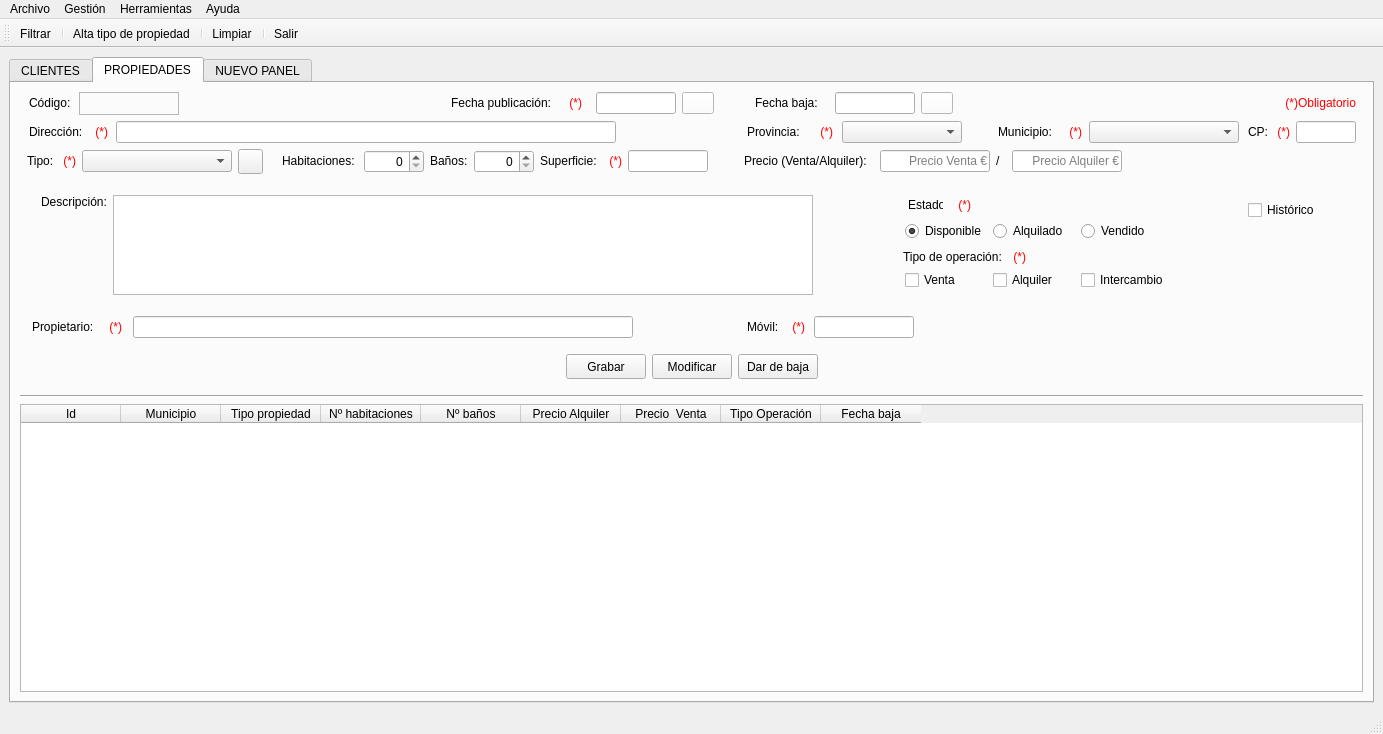
Above: templates/venPrincipal.ui from yelkov/ProyectoDI before the change. Below: the same form after it.
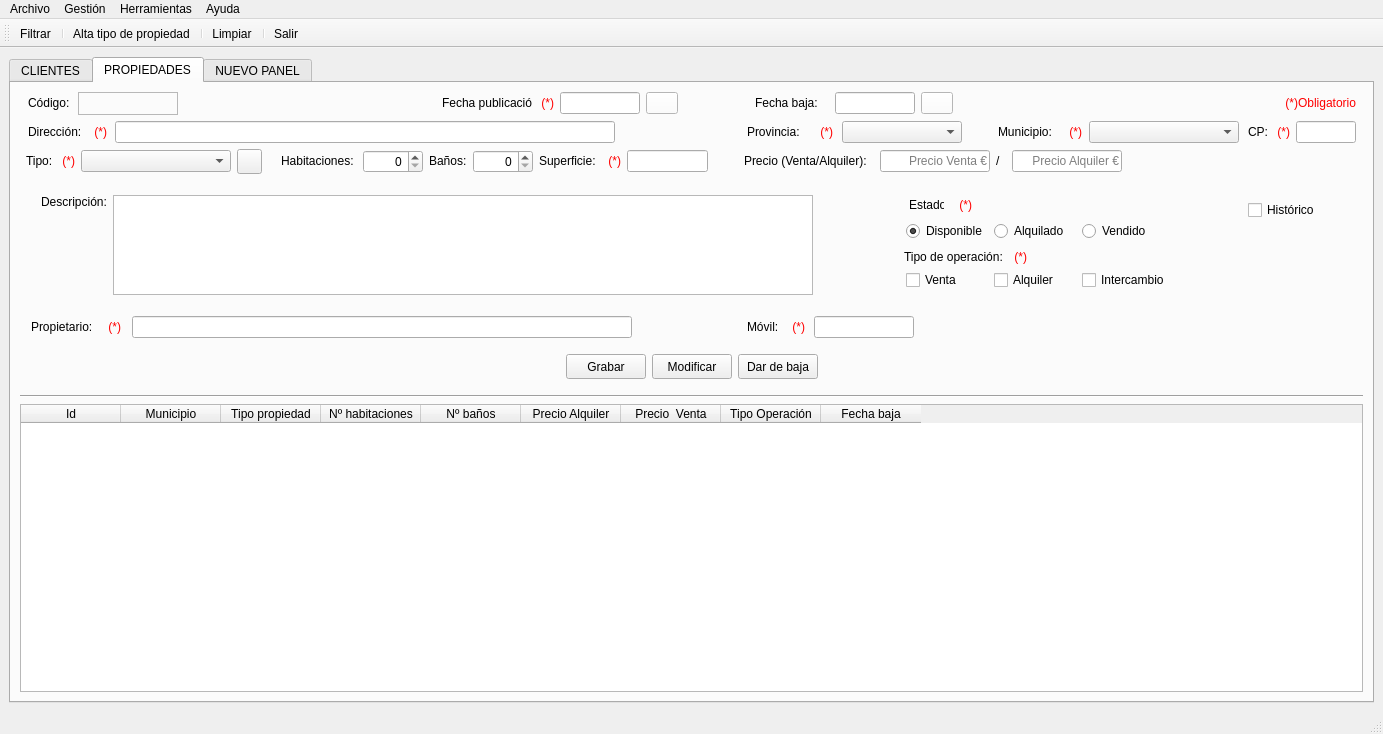
That is the form after the change. Icons and pictures are not drawn.

```diff
--- a/templates/venPrincipal.ui
+++ b/templates/venPrincipal.ui
@@ -3247,6 +3247,18 @@
                   <verstretch>0</verstretch>
                  </sizepolicy>
                 </property>
+                <property name="minimumSize">
+                 <size>
+                  <width>90</width>
+                  <height>0</height>
+                 </size>
+                </property>
+                <property name="maximumSize">
+                 <size>
+                  <width>90</width>
+                  <height>16777215</height>
+                 </size>
+                </property>
                 <property name="text">
                  <string>Fecha publicación:</string>
                 </property>
@@ -3393,7 +3405,7 @@
                 </property>
                 <property name="sizeHint" stdset="0">
                  <size>
-                  <width>13</width>
+                  <width>60</width>
                   <height>20</height>
                  </size>
                 </property>
```
